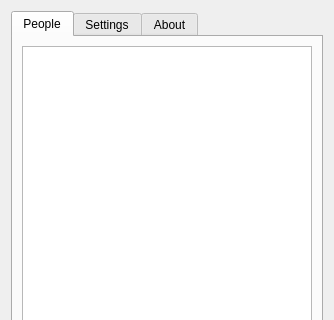
First picture: the form in ui/peerdialog.ui, repository shaan7/Kapotah, before the edit; both pictures show x 0 to 334 and y 0 to 320 of the 334 by 480 pixel window.
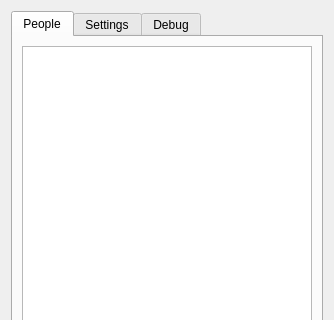
Second picture: the form after the edit. The open tabs and pages were chosen to show the change. Icons and pictures are not drawn.

Commit message: changed "about" Tab to "debug" tab

What changed in the file:
```diff
--- a/ui/peerdialog.ui
+++ b/ui/peerdialog.ui
@@ -152,7 +152,7 @@
      </widget>
      <widget class="QWidget" name="tab_3">
       <attribute name="title">
-       <string>About</string>
+       <string>Debug</string>
       </attribute>
       <widget class="QPlainTextEdit" name="aboutText">
        <property name="geometry">
```
Left out of the diff: 4 changed lines with no effect on the pictures. The commit also changes 1 other file.
